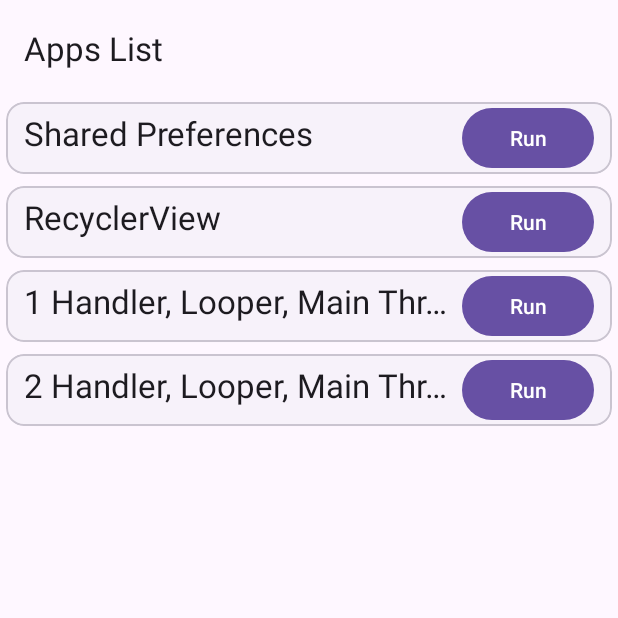
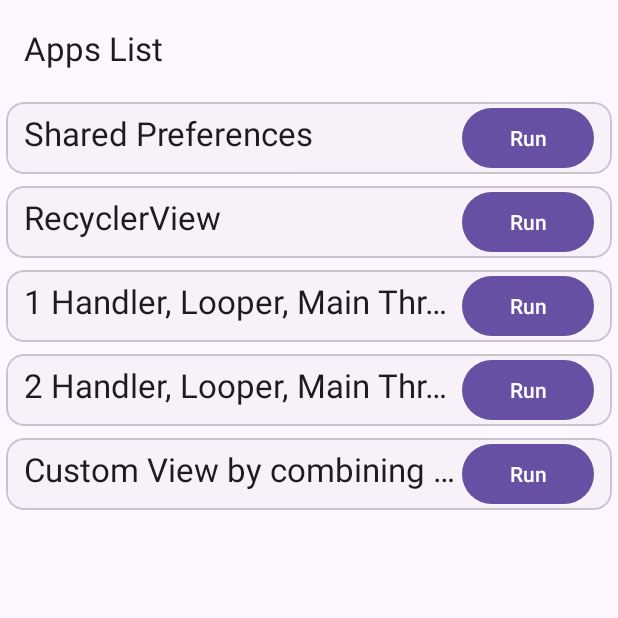
Before and after one commit to pherasymchuk/Andrushchenko-Apps, an Android app: the screen it shows after launch (MainActivity), on a phone screen of 412 x 824 dp, the top half of it. Run offline under Robolectric (Android 15) with nearby library versions, the phone set to English and light mode, and no system bars; our stand-ins replace navigation-ui; libraries missing offline, so code that uses them is left out: com.github.javafaker; 2 statements that could not run were skipped.

Commit message:
Implement custom layout just including other layout

```diff
--- a/app/src/main/java/com/herasymchuk/andrushchenko/repository/AppItemRepository.kt
+++ b/app/src/main/java/com/herasymchuk/andrushchenko/repository/AppItemRepository.kt
@@ -17,6 +17,8 @@ class AppItemRepository {
             },
             AppItem("2 Handler, Looper, Main Thread") {
                 it.navigate(R.id.action_FirstFragment_to_handlerLooperActivity2)
+            }, AppItem("Custom View by combining layouts") {
+                it.navigate(R.id.action_FirstFragment_to_customViewCombineActivity)
             }
         )
     }
--- a/app/src/main/res/navigation/nav_graph.xml
+++ b/app/src/main/res/navigation/nav_graph.xml
@@ -23,6 +23,9 @@
         <action
             android:id="@+id/action_FirstFragment_to_handlerLooperActivity2"
             app:destination="@id/handlerLooperActivity2" />
+        <action
+            android:id="@+id/action_FirstFragment_to_customViewCombineActivity"
+            app:destination="@id/customViewCombineActivity" />
     </fragment>
 
     <activity
@@ -44,4 +47,9 @@
         android:id="@+id/handlerLooperActivity2"
         android:name="com.herasymchuk.andrushchenko.apps.handlerlooper.HandlerLooperActivity2"
         android:label="HandlerLooperActivity2" />
+    <activity
+        android:id="@+id/customViewCombineActivity"
+        android:name="com.herasymchuk.andrushchenko.apps.customview.CustomViewCombineActivity"
+        android:label="activity_custom_view_combine"
+        tools:layout="@layout/activity_custom_view_combine" />
 </navigation>
```
Also changed, not shown: app/src/main/res/layout/activity_custom_view_combine.xml (+9 -1 lines), app/src/main/res/layout/part_buttons.xml (added, +45 -0 lines).
